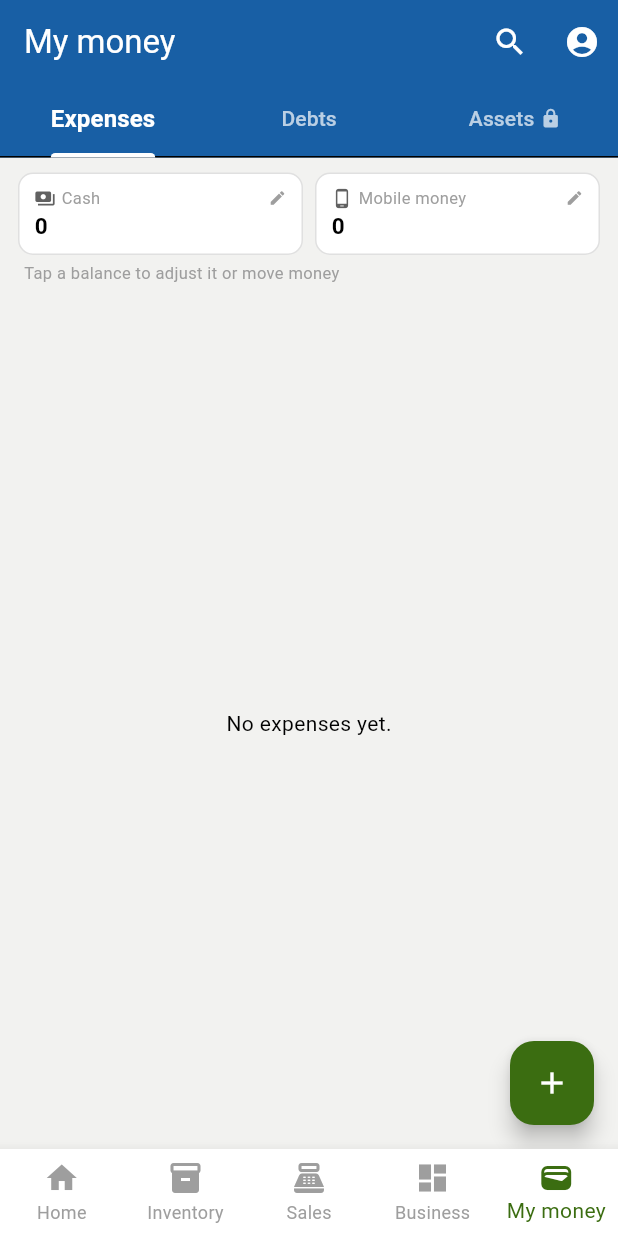
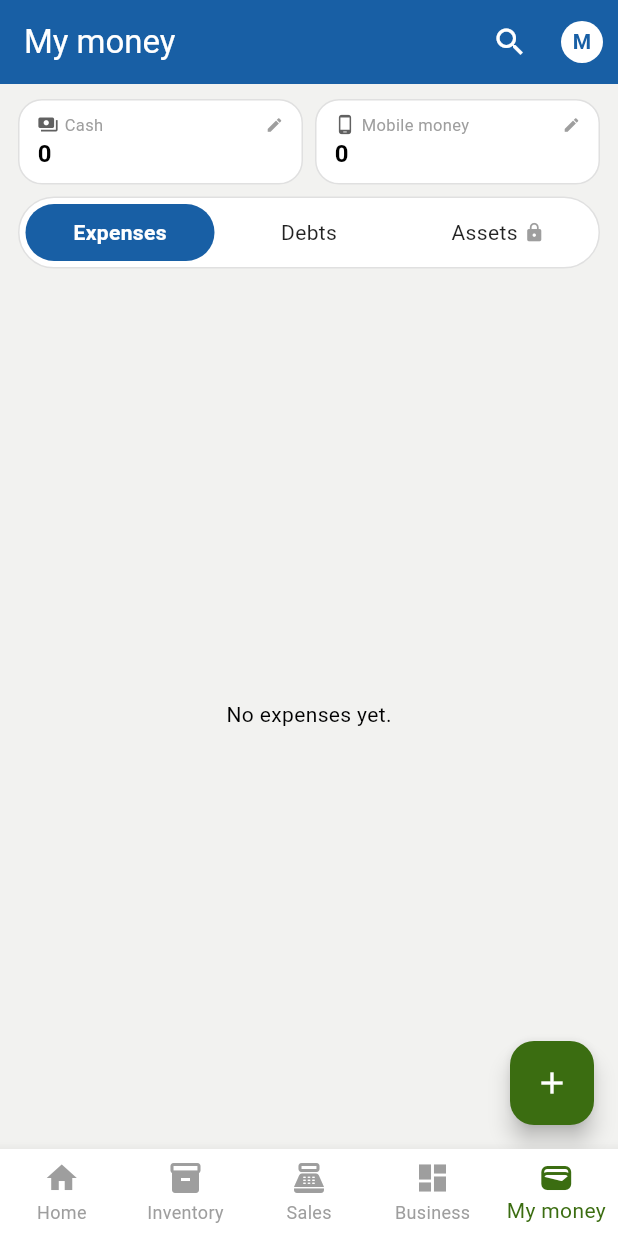
Before and after one commit to sageenick/MenyaBIZ, a Flutter app: the screen it shows after launch, item 5 of the bottom bar chosen, on a phone screen of 412 x 824 dp. Run offline on Flutter 3.47's test engine with Material 3 defaults, Android fonts, the phone set to English and light mode, and no system bars; our stand-ins replace sqflite; missing offline and left inert: mobile_scanner; accounts and stored records are empty.

Commit message:
Account card, My shop, rounded My money layout, payment selector fix

```diff
--- a/lib/screens/my_money_screen.dart
+++ b/lib/screens/my_money_screen.dart
@@ -10,6 +10,8 @@ import '../widgets/pay_method_selector.dart';
 import '../widgets/top_bar.dart';
 import '../widgets/scroll_top_wrapper.dart';
 import 'pro_screens.dart';
+
+const double _radius = 16;
 
 double _num(Object? v) => (v as num?)?.toDouble() ?? 0;
 
@@ -50,6 +52,9 @@ class _MyMoneyScreenState extends State<MyMoneyScreen>
   void initState() {
     super.initState();
     _tabController = TabController(length: 3, vsync: this);
+    _tabController.addListener(() {
+      if (mounted) setState(() {});
+    });
     _loadData();
   }
 
@@ -343,10 +348,10 @@ class _MyMoneyScreenState extends State<MyMoneyScreen>
       child: GestureDetector(
         onTap: _showBalanceActions,
         child: Container(
-          padding: const EdgeInsets.symmetric(horizontal: 10, vertical: 8),
+          padding: const EdgeInsets.symmetric(horizontal: 12, vertical: 8),
           decoration: BoxDecoration(
             color: Colors.white,
-            borderRadius: BorderRadius.circular(10),
+            borderRadius: BorderRadius.circular(_radius),
             border: Border.all(color: Colors.grey.shade300),
           ),
           child: Column(
@@ -366,7 +371,7 @@ class _MyMoneyScreenState extends State<MyMoneyScreen>
               Text(
                 formatMoney(value),
                 style: TextStyle(
-                  fontSize: 15,
+                  fontSize: 16,
                   fontWeight: FontWeight.bold,
                   color: value < 0 ? AppTheme.warningRed : null,
                 ),
@@ -374,6 +379,71 @@ class _MyMoneyScreenState extends State<MyMoneyScreen>
             ],
           ),
         ),
+      ),
+    );
+  }
+
+  Widget _pills() {
+    final labels = [
+      tr('expenses_tab'),
+      tr('debts_tab'),
+      tr('materials_tab'),
+    ];
+    return Container(
+      margin: const EdgeInsets.fromLTRB(12, 0, 12, 8),
+      padding: const EdgeInsets.all(4),
+      decoration: BoxDecoration(
+        color: Colors.white,
+        borderRadius: BorderRadius.circular(26),
+        border: Border.all(color: Colors.grey.shade300),
+      ),
+      child: Row(
+        children: [
+          for (var i = 0; i < 3; i++)
+            Expanded(
+              child: GestureDetector(
+                behavior: HitTestBehavior.opaque,
+                onTap: () => _tabController.animateTo(i),
+                child: Container(
+                  padding: const EdgeInsets.symmetric(vertical: 9),
+                  alignment: Alignment.center,
+                  decoration: BoxDecoration(
+                    color: _tabController.index == i
+                        ? AppTheme.accentBlue
+                        : Colors.transparent,
+                    borderRadius: BorderRadius.circular(22),
+                  ),
+                  child: Row(
+                    mainAxisSize: MainAxisSize.min,
+                    children: [
+                      Text(
+                        labels[i],
+                        style: TextStyle(
+                          fontSize: 14,
+                          fontWeight: _tabController.index == i
+                              ? FontWeight.bold
+                              : FontWeight.normal,
+                          color: _tabController.index == i
+                              ? Colors.white
+                              : Colors.black87,
+                        ),
+                      ),
+                      if (i == 2 && !isPro) ...[
+                        const SizedBox(width: 4),
+                        Icon(
+                          Icons.lock,
+                          size: 14,
+                          color: _tabController.index == i
+                              ? Colors.white
+                              : Colors.grey,
+                        ),
+                      ],
+                    ],
+                  ),
+                ),
+              ),
+            ),
+        ],
       ),
     );
   }
@@ -402,7 +472,7 @@ class _MyMoneyScreenState extends State<MyMoneyScreen>
       padding: const EdgeInsets.all(12),
       decoration: BoxDecoration(
         color: Colors.white,
-        borderRadius: BorderRadius.circular(12),
+        borderRadius: BorderRadius.circular(_radius),
         border: Border.all(color: Colors.grey.shade300),
       ),
       child: Column(
@@ -504,24 +574,6 @@ class _MyMoneyScreenState extends State<MyMoneyScreen>
     final items = _filter(_expenses, 'type');
     return Column(
       children: [
-        Padding(
-          padding: const EdgeInsets.fromLTRB(12, 10, 12, 4),
-          child: Row(
-            children: [
-              _balanceTile(tr('cash'), Icons.payments, _bal.cash),
-              const SizedBox(width: 8),
-              _balanceTile(tr('momo'), Icons.phone_android, _bal.momo),
-            ],
-          ),
-        ),
-        Padding(
-          padding: const EdgeInsets.fromLTRB(16, 0, 16, 8),
-          child: Align(
-            alignment: Alignment.centerLeft,
-            child: Text(tr('balance_hint'),
-                style: const TextStyle(fontSize: 11, color: Colors.grey)),
-          ),
-        ),
         _breakdownCard(),
         Expanded(
           child: items.isEmpty
@@ -806,10 +858,10 @@ class _MyMoneyScreenState extends State<MyMoneyScreen>
       child: GestureDetector(
         onTap: onTap,
         child: Container(
-          padding: const EdgeInsets.symmetric(horizontal: 10, vertical: 8),
+          padding: const EdgeInsets.symmetric(horizontal: 12, vertical: 8),
           decoration: BoxDecoration(
             color: Colors.white,
-            borderRadius: BorderRadius.circular(10),
+            borderRadius: BorderRadius.circular(_radius),
             border: Border.all(
               color: selected ? color : Colors.grey.shade300,
               width: selected ? 1.5 : 1,
@@ -842,7 +894,7 @@ class _MyMoneyScreenState extends State<MyMoneyScreen>
     return Container(
       padding: const EdgeInsets.symmetric(horizontal: 8, vertical: 2),
       decoration:
-          BoxDecoration(color: bg, borderRadius: BorderRadius.circular(6)),
+          BoxDecoration(color: bg, borderRadius: BorderRadius.circular(8)),
       child: Text(text, style: TextStyle(fontSize: 11, color: fg)),
     );
   }
@@ -875,7 +927,7 @@ class _MyMoneyScreenState extends State<MyMoneyScreen>
       padding: const EdgeInsets.all(12),
       decoration: BoxDecoration(
         color: Colors.white,
-        borderRadius: BorderRadius.circular(12),
+        borderRadius: BorderRadius.circular(_radius),
         border: Border.all(color: Colors.grey.shade300),
       ),
       child: Column(
@@ -935,7 +987,7 @@ class _MyMoneyScreenState extends State<MyMoneyScreen>
           const SizedBox(height: 6),
           Row(
             children: [
-               ?statusTag,
+              if (statusTag != null) statusTag,
               const Spacer(),
               if (phone.isNotEmpty)
                 IconButton(
@@ -986,7 +1038,7 @@ class _MyMoneyScreenState extends State<MyMoneyScreen>
     return Column(
       children: [
         Padding(
-          padding: const EdgeInsets.fromLTRB(12, 10, 12, 8),
+          padding: const EdgeInsets.fromLTRB(12, 0, 12, 8),
           child: Row(
             children: [
               _debtTile(
@@ -1044,39 +1096,31 @@ class _MyMoneyScreenState extends State<MyMoneyScreen>
           appBar: MenyaAppBar(
             title: tr('my_money'),
             onSearchChanged: (v) => setState(() => _query = v),
-            bottom: TabBar(
-              controller: _tabController,
-              labelColor: Colors.white,
-              unselectedLabelColor: Colors.white70,
-              indicatorColor: Colors.white,
-              indicatorWeight: 3,
-              labelStyle:
-                  const TextStyle(fontSize: 16, fontWeight: FontWeight.bold),
-              unselectedLabelStyle: const TextStyle(fontSize: 14),
-              tabs: [
-                Tab(text: tr('expenses_tab')),
-                Tab(text: tr('debts_tab')),
-                Tab(
+          ),
+          body: Column(
+            children: [
+              Padding(
+                padding: const EdgeInsets.fromLTRB(12, 10, 12, 8),
                 child: Row(
-                    mainAxisSize: MainAxisSize.min,
                   children: [
-                      Text(tr('materials_tab')),
-                      if (!isPro) ...[
-                        const SizedBox(width: 4),
-                        const Icon(Icons.lock, size: 14),
-                      ],
+                    _balanceTile(tr('cash'), Icons.payments, _bal.cash),
+                    const SizedBox(width: 8),
+                    _balanceTile(
+                        tr('momo'), Icons.phone_android, _bal.momo),
                   ],
                 ),
               ),
-              ],
-            ),
-          ),
-          body: TabBarView(
+              _pills(),
+              Expanded(
+                child: TabBarView(
                   controller: _tabController,
                   children: [
                     _expensesTab(),
                     _debtTab(),
                     _assetsTab(),
+                  ],
+                ),
+              ),
             ],
           ),
           floatingActionButton: FloatingActionButton(
```
Also changed, not shown: lib/l10n/strings_more.dart (+28 -0 lines), lib/screens/my_shop_screen.dart (added, +137 -0 lines), lib/services/settings_service.dart (+21 -0 lines), lib/widgets/pay_method_selector.dart (+43 -30 lines), lib/widgets/top_bar.dart (+179 -71 lines), pubspec.yaml (+5 -8 lines), assets/icon/icon.png (added), pubspec.lock, 1 other file. Lines whose indentation alone changed are shown as unchanged.
